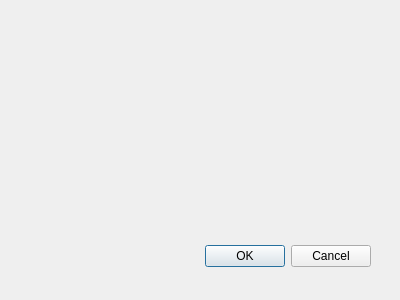
The window that configureartnetoutdialog.ui (lynxis/qlc-plugin-artnetout) describes before a commit, drawn with Qt 5.
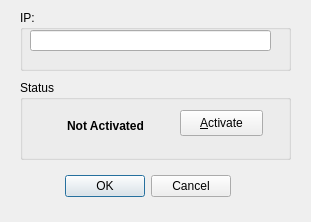
The same window after the commit.

What changed in the file:
```diff
--- a/configureartnetoutdialog.ui
+++ b/configureartnetoutdialog.ui
@@ -6,8 +6,8 @@
    <rect>
     <x>0</x>
     <y>0</y>
-    <width>400</width>
-    <height>300</height>
+    <width>311</width>
+    <height>222</height>
    </rect>
   </property>
   <property name="windowTitle">
@@ -16,9 +16,9 @@
   <widget class="QDialogButtonBox" name="buttonBox">
    <property name="geometry">
     <rect>
-     <x>30</x>
-     <y>240</y>
-     <width>341</width>
+     <x>50</x>
+     <y>170</y>
+     <width>181</width>
      <height>32</height>
     </rect>
    </property>
@@ -29,6 +29,77 @@
     <set>QDialogButtonBox::Cancel|QDialogButtonBox::Ok</set>
    </property>
   </widget>
+  <widget class="QGroupBox" name="m_deviceGroup">
+   <property name="geometry">
+    <rect>
+     <x>20</x>
+     <y>10</y>
+     <width>271</width>
+     <height>61</height>
+    </rect>
+   </property>
+   <property name="title">
+    <string>IP:</string>
+   </property>
+   <widget class="QLineEdit" name="m_deviceEdit">
+    <property name="geometry">
+     <rect>
+      <x>10</x>
+      <y>20</y>
+      <width>241</width>
+      <height>21</height>
+     </rect>
+    </property>
+   </widget>
+  </widget>
+  <widget class="QGroupBox" name="m_statusGroup">
+   <property name="geometry">
+    <rect>
+     <x>20</x>
+     <y>80</y>
+     <width>271</width>
+     <height>80</height>
+    </rect>
+   </property>
+   <property name="title">
+    <string>Status</string>
+   </property>
+   <widget class="QLabel" name="m_statusLabel">
+    <property name="geometry">
+     <rect>
+      <x>20</x>
+      <y>30</y>
+      <width>131</width>
+      <height>31</height>
+     </rect>
+    </property>
+    <property name="font">
+     <font>
+      <weight>75</weight>
+      <bold>true</bold>
+     </font>
+    </property>
+    <property name="text">
+     <string>Not Activated</string>
+    </property>
+    <property name="alignment">
+     <set>Qt::AlignCenter</set>
+    </property>
+   </widget>
+   <widget class="QPushButton" name="m_activate">
+    <property name="geometry">
+     <rect>
+      <x>160</x>
+      <y>30</y>
+      <width>83</width>
+      <height>26</height>
+     </rect>
+    </property>
+    <property name="text">
+     <string>&amp;Activate</string>
+    </property>
+   </widget>
+  </widget>
  </widget>
  <resources/>
  <connections>
```
Left out of the diff: 2 changed lines with no effect on the pictures.
